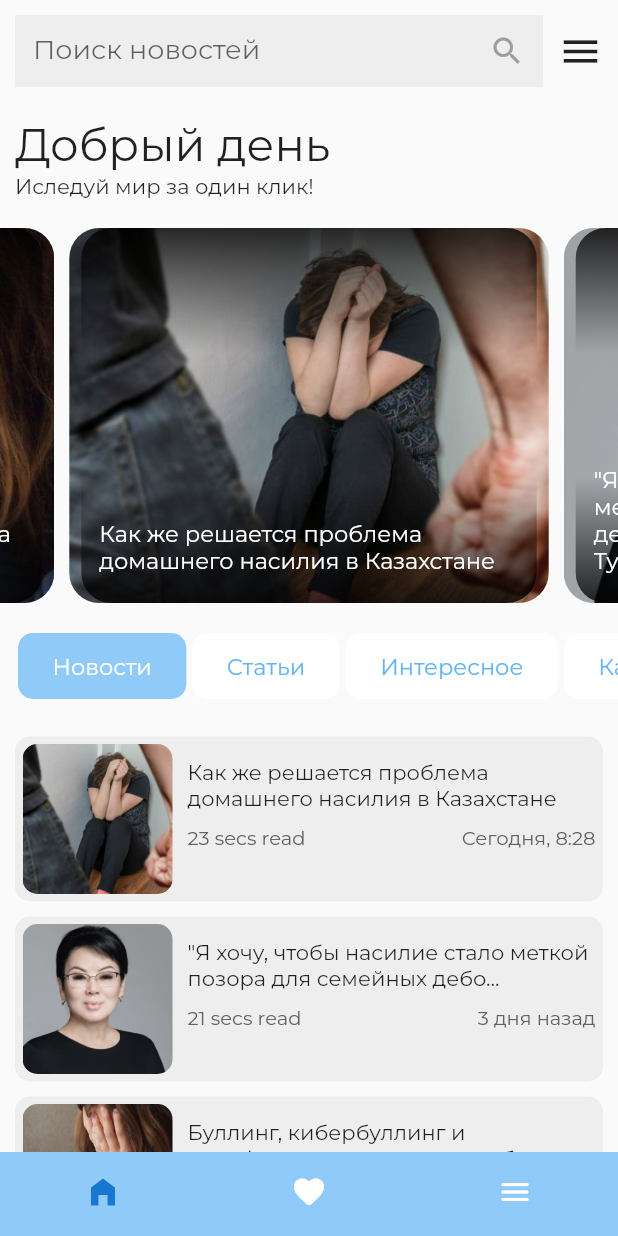
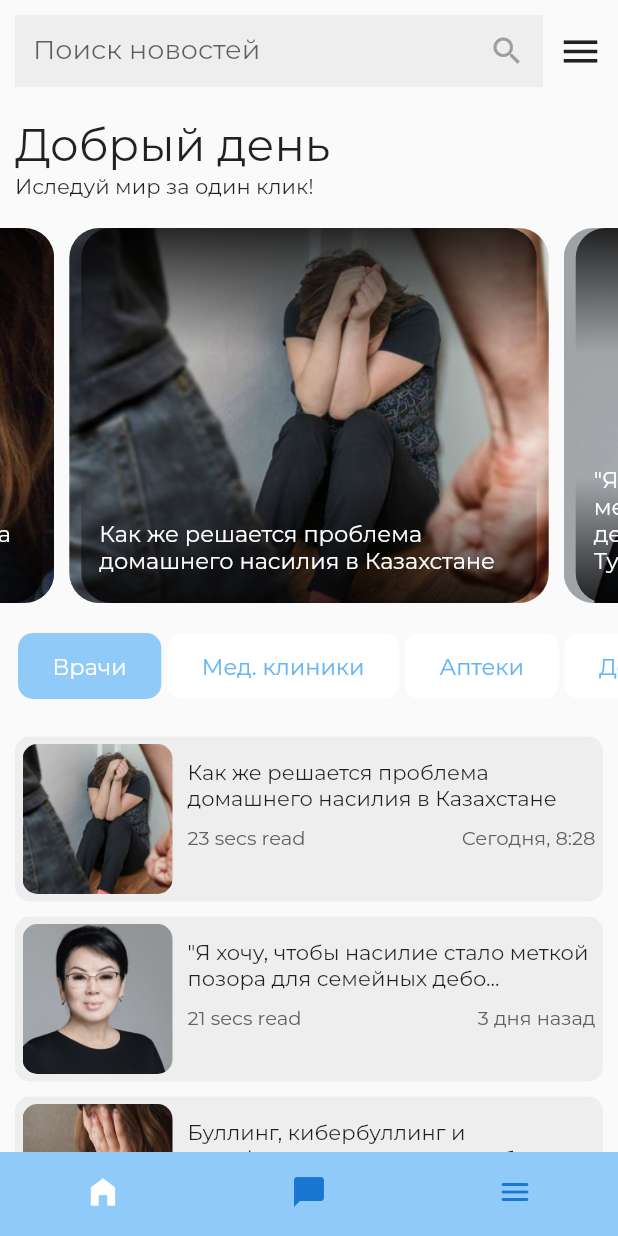
Before and after one commit to Alisherro/med_mom, a Flutter app: the NavigationBarPage screen opened directly, on a phone screen of 412 x 824 dp. Run offline on Flutter 3.47's test engine with Material 2 defaults, Android fonts, the phone set to English and light mode, and no system bars; drawn by our look-alikes of carousel_slider.

Commit message:
bottom navbar

```diff
--- a/lib/navbar.dart
+++ b/lib/navbar.dart
@@ -1,5 +1,4 @@
 import 'package:flutter/material.dart';
-
 import 'screen/pages/news/pages/home.dart';
 import 'screen/pages/chat/chat.dart';
 import 'screen/pages/profile/profile.dart';
@@ -27,8 +26,8 @@ class _NavigationBarPageState extends State<NavigationBarPage> {
       ),
       bottomNavigationBar: BottomNavigationBar(
         elevation: 0,
-        selectedItemColor: Colors.blue[700],
-        unselectedItemColor: Colors.white,
+        selectedItemColor: Colors.white,
+        unselectedItemColor: Colors.blue[700],
         backgroundColor: Colors.blue[200],
         showSelectedLabels: false,
         showUnselectedLabels: false,
@@ -41,7 +40,7 @@ class _NavigationBarPageState extends State<NavigationBarPage> {
               label: "",
               backgroundColor: Colors.transparent),
           BottomNavigationBarItem(
-              icon: Icon(Icons.favorite_rounded),
+              icon: Icon(Icons.messenger),
               label: "",
               backgroundColor: Colors.transparent),
           BottomNavigationBarItem(
--- a/lib/screen/pages/login/login.dart
+++ b/lib/screen/pages/login/login.dart
@@ -17,7 +17,7 @@ class _LoginState extends State<Login> {
         constraints: BoxConstraints(
             maxHeight: MediaQuery.of(context).size.height,
             maxWidth: MediaQuery.of(context).size.width),
-        decoration:  BoxDecoration(color: Colors.blue[300]),
+        decoration: BoxDecoration(color: Colors.blue[300]),
         child: Column(
             mainAxisAlignment: MainAxisAlignment.start,
             crossAxisAlignment: CrossAxisAlignment.start,
--- a/lib/screen/pages/news/constants/values.dart
+++ b/lib/screen/pages/news/constants/values.dart
@@ -37,19 +37,22 @@ class StaticValues {
 
   List<Category> categories = [
     Category(
-      name: "Новости",
+      name: "Врачи",
     ),
     Category(
-      name: "Статьи",
+      name: "Мед. клиники",
     ),
     Category(
-      name: "Интересное",
+      name: "Аптеки",
     ),
     Category(
-      name: "Казахстан",
+      name: "Детсады",
     ),
     Category(
-      name: "Акции",
+      name: "Няни",
+    ),
+    Category(
+      name: "Детские курсы",
     ),
   ];
 }
--- a/lib/screen/pages/news/pages/home.dart
+++ b/lib/screen/pages/news/pages/home.dart
@@ -25,10 +25,10 @@ class News extends StatelessWidget {
                     padding: const EdgeInsets.all(10),
                     child: Column(
                       crossAxisAlignment: CrossAxisAlignment.start,
-                      children: [
-                        const TopBar(),
-                        const SizedBox(height: 20),
-                        const WelcomeWidget(),
+                      children: const [
+                         TopBar(),
+                         SizedBox(height: 20),
+                         WelcomeWidget(),
                       ],
                     ),
                   ),
```
